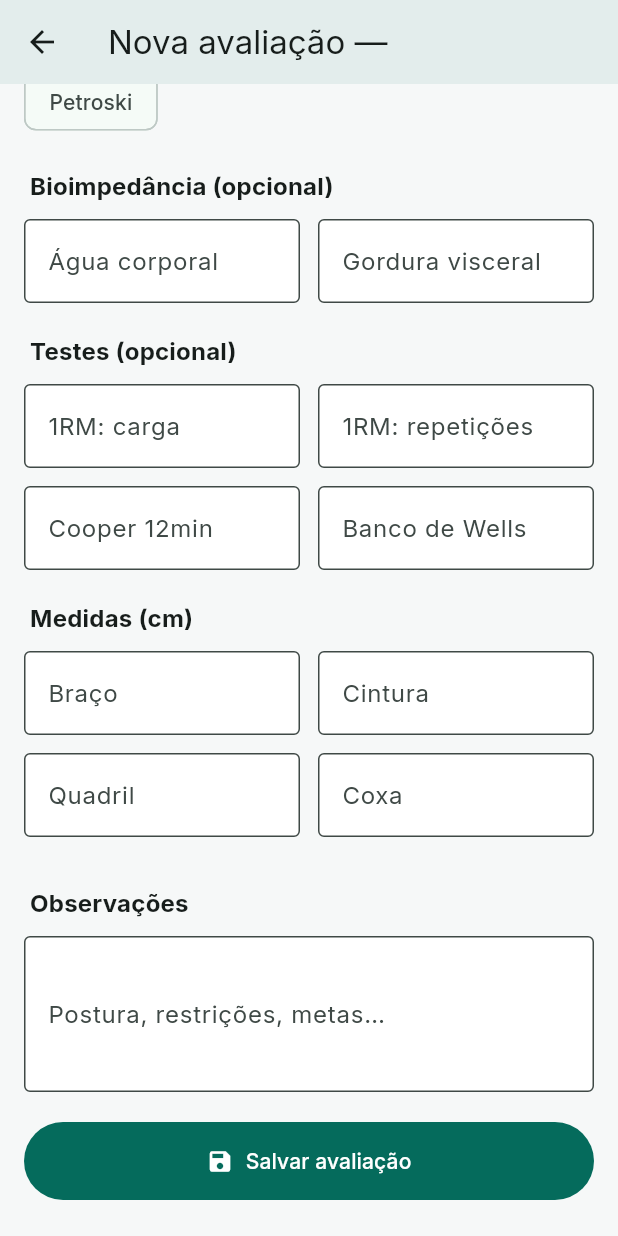
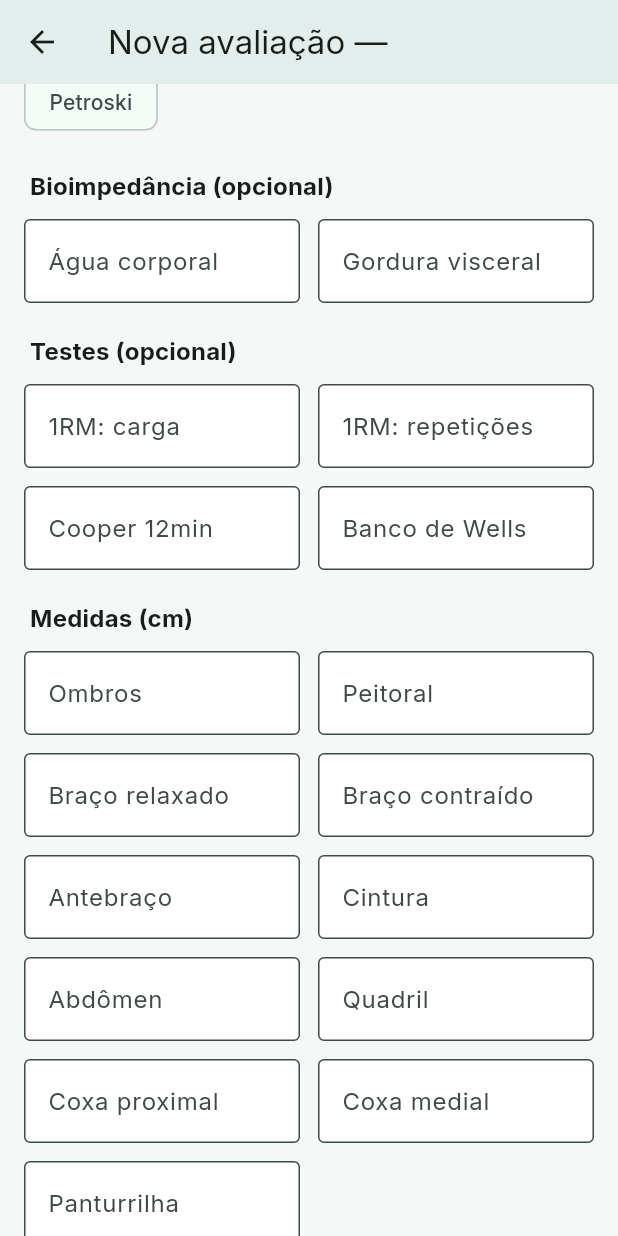
Before and after one commit to HKLopeS3/360Fit, a Flutter app: the NovaAvaliacaoScreen screen opened directly with empty values, scrolled down 308 dp, on a phone screen of 412 x 824 dp. Run offline on Flutter 3.47's test engine with Material 3 defaults, Android fonts, the phone set to English and light mode, and no system bars; our stand-ins replace fl_chart, flutter_riverpod, go_router, google_fonts, image_picker, supabase_flutter; accounts and stored records are empty; statements that could not run were skipped.

Commit message:
Expandir perimetria com todos os 11 campos padrão na avaliação física

```diff
--- a/app/lib/features/personal/nova_avaliacao_screen.dart
+++ b/app/lib/features/personal/nova_avaliacao_screen.dart
@@ -28,10 +28,17 @@ class _NovaAvaliacaoScreenState extends ConsumerState<NovaAvaliacaoScreen> {
   final _gordura = TextEditingController();
   final _massaMagra = TextEditingController();
   final _medidas = {
-    'Braço': TextEditingController(),
+    'Ombros': TextEditingController(),
+    'Peitoral': TextEditingController(),
+    'Braço relaxado': TextEditingController(),
+    'Braço contraído': TextEditingController(),
+    'Antebraço': TextEditingController(),
     'Cintura': TextEditingController(),
+    'Abdômen': TextEditingController(),
     'Quadril': TextEditingController(),
-    'Coxa': TextEditingController(),
+    'Coxa proximal': TextEditingController(),
+    'Coxa medial': TextEditingController(),
+    'Panturrilha': TextEditingController(),
   };
   final _observacoes = TextEditingController();
   bool _salvando = false;
@@ -399,23 +406,29 @@ class _NovaAvaliacaoScreenState extends ConsumerState<NovaAvaliacaoScreen> {
                   }),
                 ),
               const SectionTitle('Medidas (cm)'),
-              for (final medidas in [
-                ['Braço', 'Cintura'],
-                ['Quadril', 'Coxa'],
+              for (final par in [
+                ['Ombros', 'Peitoral'],
+                ['Braço relaxado', 'Braço contraído'],
+                ['Antebraço', 'Cintura'],
+                ['Abdômen', 'Quadril'],
+                ['Coxa proximal', 'Coxa medial'],
+                ['Panturrilha', null],
               ]) ...[
                 ParDeMetricas(
                   primeiro: TextFormField(
-                    controller: _medidas[medidas[0]],
+                    controller: _medidas[par[0]],
                     keyboardType: TextInputType.number,
-                    decoration: dec(medidas[0], sufixo: 'cm'),
+                    decoration: dec(par[0]!, sufixo: 'cm'),
                     validator: _validaOpcional,
                   ),
-                  segundo: TextFormField(
-                    controller: _medidas[medidas[1]],
-                    keyboardType: TextInputType.number,
-                    decoration: dec(medidas[1], sufixo: 'cm'),
-                    validator: _validaOpcional,
-                  ),
+                  segundo: par[1] == null
+                      ? const SizedBox.shrink()
+                      : TextFormField(
+                          controller: _medidas[par[1]],
+                          keyboardType: TextInputType.number,
+                          decoration: dec(par[1]!, sufixo: 'cm'),
+                          validator: _validaOpcional,
+                        ),
                 ),
                 const SizedBox(height: 12),
               ],
```
